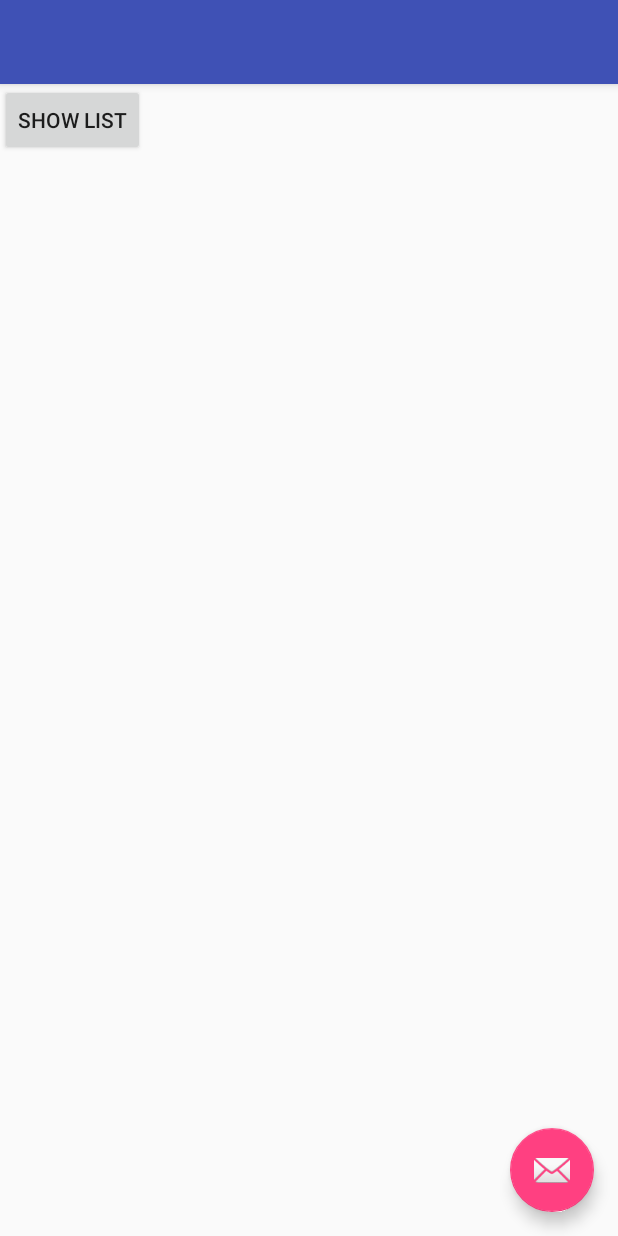
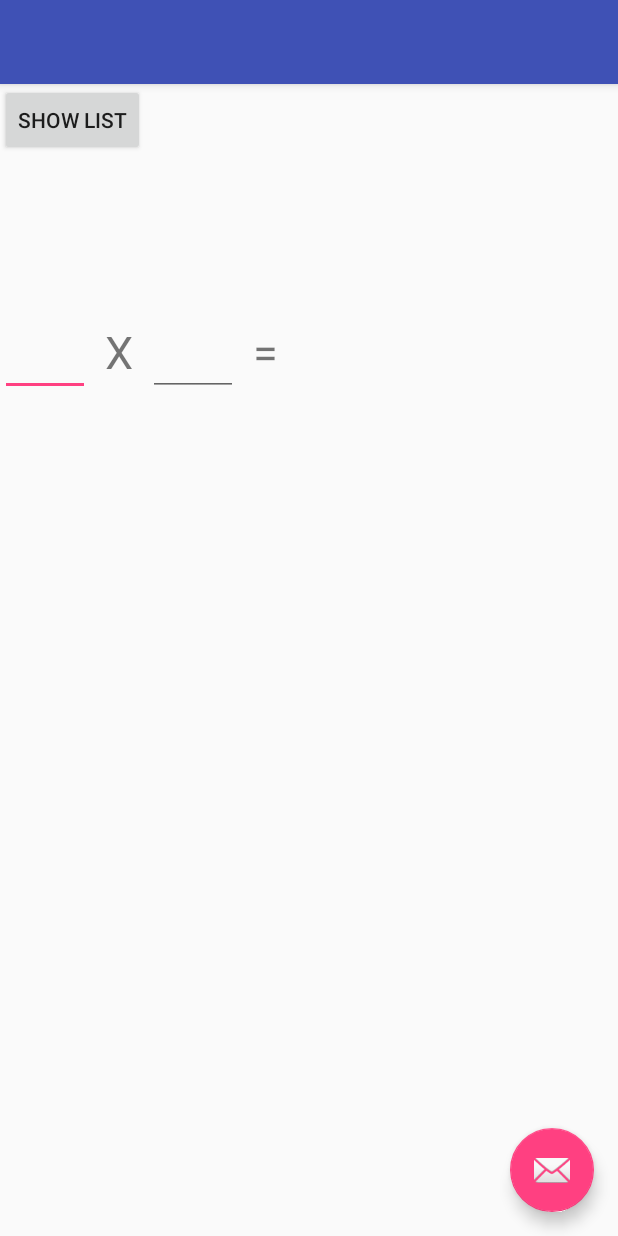
Before and after one commit to younkgkyu/BindingSample, an Android app: the layout activity_main.xml on its own in the app's theme, with its tools: preview values and no code run, on a phone screen of 412 x 824 dp. Run offline under Robolectric (Android 15) with nearby library versions, the phone set to English and light mode, and no system bars.

```diff
--- a/app/build.gradle
+++ b/app/build.gradle
@@ -24,6 +24,7 @@ android {
         sourceCompatibility JavaVersion.VERSION_1_7
         targetCompatibility JavaVersion.VERSION_1_7
     }
+    buildToolsVersion '26.0.2'
 }
 
 dependencies {
--- a/app/src/main/java/com/yklee/test/MainActivity.java
+++ b/app/src/main/java/com/yklee/test/MainActivity.java
@@ -1,52 +1,36 @@
 package com.yklee.test;
 
-import android.content.Intent;
 import android.databinding.DataBindingUtil;
 import android.os.Bundle;
-import android.support.design.widget.FloatingActionButton;
-import android.support.design.widget.Snackbar;
 import android.support.v7.app.AppCompatActivity;
 import android.support.v7.widget.Toolbar;
 import android.view.Menu;
 import android.view.MenuItem;
-import android.view.View;
+import android.widget.Toast;
 
-import com.yklee.test.activity.ListBindingActivity;
-import com.yklee.test.data.UserData;
 import com.yklee.test.databinding.ActivityMainBinding;
-import com.yklee.test.presenter.MovePresenter;
+import com.yklee.test.viewmodel.MainViewModel;
 
 public class MainActivity extends AppCompatActivity {
-
-    private MovePresenter mMovePresenter = new MovePresenter() {
-        @Override
-        public void MoveListBindingActivity(UserData userData) {
-            Intent intent = new Intent(MainActivity.this, ListBindingActivity.class);
-            intent.putExtra("userData", userData);
-            startActivity(intent);
-        }
-    };
 
     @Override
     protected void onCreate(Bundle savedInstanceState) {
         super.onCreate(savedInstanceState);
+        Toast.makeText(this, "onCreate", Toast.LENGTH_SHORT).show();
         ActivityMainBinding databinding = DataBindingUtil.setContentView(this, R.layout.activity_main);
 
-        UserData user = new UserData("yklee", 20);
-        databinding.subView.setUser(user);
-        databinding.subView.setPresenter(mMovePresenter);
+        MainViewModel mainViewModel = new MainViewModel(this);
+        databinding.setMainViewModel(mainViewModel);
 
-        Toolbar toolbar = (Toolbar) findViewById(R.id.toolbar);
+        initialize(databinding);
+
+    }
+
+    private void initialize(final ActivityMainBinding dataBinding) {
+
+        Toolbar toolbar = dataBinding.toolbar;
         setSupportActionBar(toolbar);
 
-        final FloatingActionButton fab = (FloatingActionButton) findViewById(R.id.fab);
-        fab.setOnClickListener(new View.OnClickListener() {
-            @Override
-            public void onClick(View v) {
-                Snackbar.make(fab, "Replace with your own action", Snackbar.LENGTH_LONG)
-                        .setAction("Action", null).show();
-            }
-        });
     }
 
     @Override
--- /dev/null
+++ b/app/src/main/java/com/yklee/test/Util/Utils.java
@@ -0,0 +1,14 @@
+package com.yklee.test.Util;
+
+/**
+ * Created by yeonggyu.lee on 2018-03-07.
+ */
+
+public class Utils {
+    public static boolean isEmpty(String src) {
+        if (src == null || src.equals("") || src.equals("null")) {
+            return true;
+        }
+        return false;
+    }
+}
--- /dev/null
+++ b/app/src/main/java/com/yklee/test/data/CalcModel.java
@@ -0,0 +1,34 @@
+package com.yklee.test.data;
+
+/**
+ * Created by yeonggyu.lee on 2018-03-07.
+ */
+
+public class CalcModel {
+    private int st;
+    private int nd;
+
+    public int getSt() {
+        return st;
+    }
+
+    public int getNd() {
+        return nd;
+    }
+
+    public void setSt(int st) {
+        this.st = st;
+    }
+
+    public void setNd(int nd) {
+        this.nd = nd;
+    }
+
+    @Override
+    public String toString() {
+        return "Model{" +
+                "st=" + st +
+                ", nd=" + nd +
+                '}';
+    }
+}
--- /dev/null
+++ b/app/src/main/java/com/yklee/test/data/Calculate.java
@@ -0,0 +1,26 @@
+package com.yklee.test.data;
+
+import android.databinding.ObservableField;
+import android.os.SystemClock;
+
+/**
+ * Created by yeonggyu.lee on 2018-03-07.
+ */
+
+public class Calculate extends Thread {
+
+    private CalcModel calcModel = null;
+    private ObservableField<String> result = null;
+
+    public Calculate(CalcModel calcModel, ObservableField<String> result) {
+        this.calcModel = calcModel;
+        this.result = result;
+    }
+
+    @Override
+    public void run() {
+        super.run();
+        SystemClock.sleep(1000);
+        result.set(String.valueOf(calcModel.getSt() * calcModel.getNd()));
+    }
+}
--- a/app/src/main/java/com/yklee/test/presenter/MovePresenter.java
+++ /dev/null
@@ -1,11 +0,0 @@
-package com.yklee.test.presenter;
-
-import com.yklee.test.data.UserData;
-
-/**
- * Created by yeonggyu.lee on 2017-04-26.
- */
-
-public interface MovePresenter {
-    void MoveListBindingActivity(UserData userData);
-}
--- /dev/null
+++ b/app/src/main/java/com/yklee/test/viewmodel/IBaseViewModel.java
@@ -0,0 +1,15 @@
+package com.yklee.test.viewmodel;
+
+import android.os.Bundle;
+import android.support.annotation.Nullable;
+
+/**
+ * Created by yeonggyu.lee on 2018-03-07.
+ */
+
+public interface IBaseViewModel {
+    void onCreate(@Nullable Bundle savedInstanceState);
+    void onResume();
+    void onPause();
+    void onDestory();
+}
--- /dev/null
+++ b/app/src/main/java/com/yklee/test/viewmodel/MainViewModel.java
@@ -0,0 +1,78 @@
+package com.yklee.test.viewmodel;
+
+import android.content.Context;
+import android.databinding.ObservableField;
+import android.os.Bundle;
+import android.support.annotation.Nullable;
+import android.support.design.widget.FloatingActionButton;
+import android.text.Editable;
+import android.widget.Toast;
+
+import com.yklee.test.Util.Utils;
+import com.yklee.test.data.CalcModel;
+import com.yklee.test.data.Calculate;
+
+/**
+ * Created by yeonggyu.lee on 2018-03-07.
+ */
+
+public class MainViewModel implements IBaseViewModel {
+
+    private Context mContext;
+    public ObservableField<String> mResult = new ObservableField<>();
+    private CalcModel calcModel = new CalcModel();
+
+    public MainViewModel(Context context) {
+        this.mContext = context;
+    }
+
+    @Override
+    public void onCreate(@Nullable Bundle savedInstanceState) {
+
+    }
+
+    @Override
+    public void onResume() {
+
+    }
+
+    @Override
+    public void onPause() {
+
+    }
+
+    @Override
+    public void onDestory() {
+
+    }
+
+    public void afterTextChangedst(Editable s) {
+        int first = Utils.isEmpty(s.toString()) ? 0 : Integer.valueOf(s.toString());
+        calcModel.setSt(first);
+        new Calculate(calcModel, mResult).start();
+    }
+
+    public void afterTextChangednd(Editable s) {
+        int second = Utils.isEmpty(s.toString()) ? 0 : Integer.valueOf(s.toString());
+        calcModel.setNd(second);
+        new Calculate(calcModel, mResult).start();
+    }
+
+//    public void afterTextChangedst(int st) {
+//        calcModel.setSt(st);
+//        new Calculate(calcModel, mResult).start();
+//    }
+//
+//    public void afterTextChangednd(int nd) {
+//        calcModel.setNd(nd);
+//        new Calculate(calcModel, mResult).start();
+//    }
+
+    public void MoveListBindingActivity() {
+        Toast.makeText(mContext, "MoveListBindingActivity", Toast.LENGTH_SHORT).show();
+    }
+
+    public void onClickfab(FloatingActionButton view) {
+        Toast.makeText(view.getContext(), "onClickfab", Toast.LENGTH_SHORT).show();
+    }
+}
--- a/app/src/main/res/layout/activity_main.xml
+++ b/app/src/main/res/layout/activity_main.xml
@@ -1,5 +1,10 @@
 <?xml version="1.0" encoding="utf-8"?>
-<layout xmlns:android="http://schemas.android.com/apk/res/android">
+<layout xmlns:android="http://schemas.android.com/apk/res/android"
+        xmlns:bind="http://schemas.android.com/apk/res-auto">
+
+    <data>
+        <variable name="mainViewModel" type="com.yklee.test.viewmodel.MainViewModel"/>
+    </data>
 
     <android.support.design.widget.CoordinatorLayout
         xmlns:app="http://schemas.android.com/apk/res-auto"
@@ -24,7 +29,8 @@
 
         <include
             android:id="@+id/sub_view"
-            layout="@layout/content_main"/>
+            layout="@layout/content_main"
+            bind:mainViewModel="@{mainViewModel}"/>
 
         <android.support.design.widget.FloatingActionButton
             android:id="@+id/fab"
@@ -32,7 +38,8 @@
             android:layout_height="wrap_content"
             android:layout_gravity="bottom|end"
             android:layout_margin="@dimen/fab_margin"
-            app:srcCompat="@android:drawable/ic_dialog_email" />
+            app:srcCompat="@android:drawable/ic_dialog_email"
+            android:onClick="@{() -> mainViewModel.onClickfab(fab)}"/>
 
     </android.support.design.widget.CoordinatorLayout>
 </layout>
--- a/app/src/main/res/layout/content_main.xml
+++ b/app/src/main/res/layout/content_main.xml
@@ -2,8 +2,7 @@
 <layout xmlns:android="http://schemas.android.com/apk/res/android">
 
     <data>
-        <variable name="presenter" type="com.yklee.test.presenter.MovePresenter"/>
-        <variable name="user" type="com.yklee.test.data.UserData"/>
+        <variable name="mainViewModel" type="com.yklee.test.viewmodel.MainViewModel"/>
     </data>
 
     <android.support.constraint.ConstraintLayout
@@ -15,20 +14,64 @@
         tools:context="com.yklee.test.MainActivity"
         tools:showIn="@layout/activity_main">
 
-        <TextView
-            android:layout_width="wrap_content"
-            android:layout_height="wrap_content"
-            android:text="@{user.name}"
-            app:layout_constraintBottom_toBottomOf="parent"
-            app:layout_constraintLeft_toLeftOf="parent"
-            app:layout_constraintRight_toRightOf="parent"
-            app:layout_constraintTop_toTopOf="parent" />
-
         <Button
+            android:id="@+id/btn_show_list"
             android:layout_width="wrap_content"
             android:layout_height="wrap_content"
             android:text="Show List"
-            android:onClick="@{() -> presenter.MoveListBindingActivity(user)}"/>
+            android:onClick="@{() -> mainViewModel.MoveListBindingActivity()}"/>
 
+
+        <EditText
+            android:id="@+id/edit_st"
+            android:layout_marginTop="100dp"
+            android:layout_width="60dp"
+            android:layout_height="60dp"
+            app:layout_constraintTop_toBottomOf="@id/btn_show_list"
+            android:textSize="30dp"
+            android:afterTextChanged="@{mainViewModel.afterTextChangedst}"/>
+
+        <TextView
+            android:id="@+id/tv_multi"
+            android:layout_width="wrap_content"
+            android:layout_height="60dp"
+            android:layout_marginLeft="10dp"
+            android:gravity="center"
+            app:layout_constraintBaseline_toBaselineOf="@id/edit_st"
+            app:layout_constraintLeft_toRightOf="@id/edit_st"
+            android:text="X"
+            android:textSize="30dp"/>
+
+        <EditText
+            android:id="@+id/edit_nd"
+            android:layout_width="60dp"
+            android:layout_height="60dp"
+            android:layout_marginLeft="10dp"
+            app:layout_constraintBaseline_toBaselineOf="@id/tv_multi"
+            app:layout_constraintLeft_toRightOf="@id/tv_multi"
+            android:textSize="30dp"
+            android:afterTextChanged="@{mainViewModel.afterTextChangednd}"/>
+
+        <TextView
+            android:id="@+id/tv_equal"
+            android:layout_width="wrap_content"
+            android:layout_height="60dp"
+            android:layout_marginLeft="10dp"
+            android:gravity="center"
+            app:layout_constraintBaseline_toBaselineOf="@id/edit_nd"
+            app:layout_constraintLeft_toRightOf="@id/edit_nd"
+            android:text="="
+            android:textSize="30dp"/>
+
+        <TextView
+            android:id="@+id/tv_result"
+            android:layout_width="wrap_content"
+            android:layout_height="60dp"
+            android:layout_marginLeft="10dp"
+            android:gravity="center"
+            app:layout_constraintBaseline_toBaselineOf="@id/tv_equal"
+            app:layout_constraintLeft_toRightOf="@id/tv_equal"
+            android:text="@{mainViewModel.mResult}"
+            android:textSize="30dp"/>
     </android.support.constraint.ConstraintLayout>
 </layout>
--- a/build.gradle
+++ b/build.gradle
@@ -3,9 +3,10 @@
 buildscript {
     repositories {
         jcenter()
+        google()
     }
     dependencies {
-        classpath 'com.android.tools.build:gradle:2.3.2'
+        classpath 'com.android.tools.build:gradle:3.0.1'
 
         // NOTE: Do not place your application dependencies here; they belong
         // in the individual module build.gradle files
@@ -21,6 +22,7 @@ ext {
 allprojects {
     repositories {
         jcenter()
+        google()
     }
 }
 
```
Also changed, not shown: gradle/wrapper/gradle-wrapper.properties.
